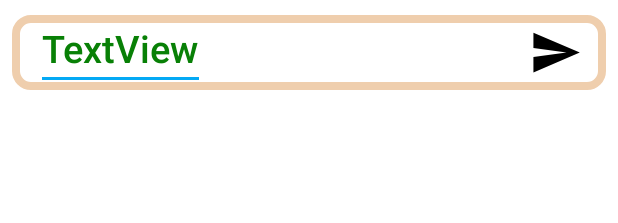
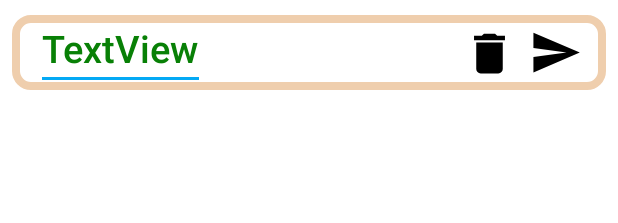
Before and after one commit to th3caucasian/FogOfWar, an Android app: the layout marker_groups_rec_view_item.xml on its own in the app's theme, with its tools: preview values and no code run, on a phone screen of 412 x 824 dp. Shown: the top 223 px of the screen. Run offline under Robolectric (Android 15) with nearby library versions, the phone set to English and light mode, and no system bars; network calls fail.

Commit message:
Работает удаление группы маркеров

```diff
--- /dev/null
+++ b/app/src/main/java/com/example/fogofwar/backend/remotes/delete_friend/DeleteFriendReceiveRemote.kt
@@ -0,0 +1,6 @@
+package com.example.fogofwar.backend.remotes.delete_friend
+
+data class DeleteFriendReceiveRemote(
+    val phoneNumber: String,
+    val friendNumber: Long
+)
--- /dev/null
+++ b/app/src/main/java/com/example/fogofwar/backend/remotes/delete_marker_group/DeleteMarkerGroupReceiveRemote.kt
@@ -0,0 +1,6 @@
+package com.example.fogofwar.backend.remotes.delete_marker_group
+
+data class DeleteMarkerGroupReceiveRemote(
+    val phoneNumber: String,
+    val markerGroupId: Long
+)
--- /dev/null
+++ b/app/src/main/res/drawable/baseline_delete_24.xml
@@ -0,0 +1,5 @@
+<vector xmlns:android="http://schemas.android.com/apk/res/android" android:height="24dp" android:tint="#000000" android:viewportHeight="24" android:viewportWidth="24" android:width="24dp">
+
+    <path android:fillColor="@android:color/white" android:pathData="M6,19c0,1.1 0.9,2 2,2h8c1.1,0 2,-0.9 2,-2V7H6v12zM19,4h-3.5l-1,-1h-5l-1,1H5v2h14V4z"/>
+
+</vector>
--- a/app/src/main/res/layout/marker_groups_rec_view_item.xml
+++ b/app/src/main/res/layout/marker_groups_rec_view_item.xml
@@ -33,5 +33,17 @@
         app:layout_constraintEnd_toEndOf="parent"
         app:layout_constraintTop_toTopOf="parent" />
 
+    <ImageButton
+        android:id="@+id/buttonDelete"
+        android:layout_width="35dp"
+        android:layout_height="35dp"
+        android:layout_marginEnd="60dp"
+        android:background="@drawable/baseline_delete_24"
+        android:gravity="center"
+        app:layout_constraintBottom_toBottomOf="parent"
+        app:layout_constraintEnd_toEndOf="parent"
+        app:layout_constraintTop_toTopOf="parent"
+        app:layout_constraintVertical_bias="0.533" />
+
 
 </androidx.constraintlayout.widget.ConstraintLayout>
--- a/app/src/main/res/values/themes.xml
+++ b/app/src/main/res/values/themes.xml
@@ -13,6 +13,7 @@
         <item name="android:statusBarColor">?attr/colorPrimaryVariant</item>
         <item name="android:editTextColor">?attr/colorOnSecondary</item>
         <item name="android:textColorHint">@color/grey</item>
+        <item name="background">@color/white</item>
 
     </style>
 
```
Also changed, not shown: app/src/main/java/com/example/fogofwar/activities/friends_activity/RecycleViewAdapterFriends.kt (+4 -4 lines), app/src/main/java/com/example/fogofwar/activities/marker_groups_activity/RecycleViewAdapterMarkerGroups.kt (+24 -1 lines), app/src/main/java/com/example/fogofwar/backend/BackendAPI.kt (+13 -0 lines), app/src/main/res/layout/recycler_view_item.xml (+12 -0 lines).
